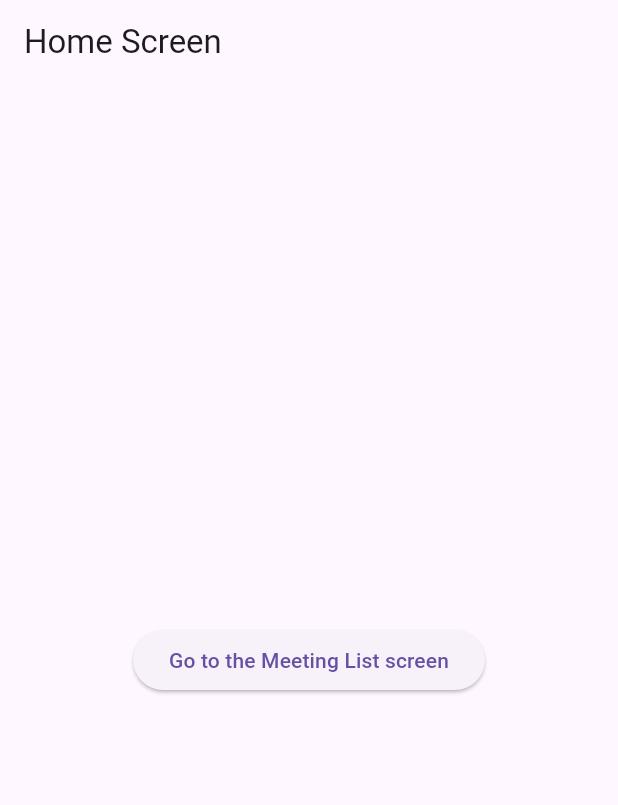
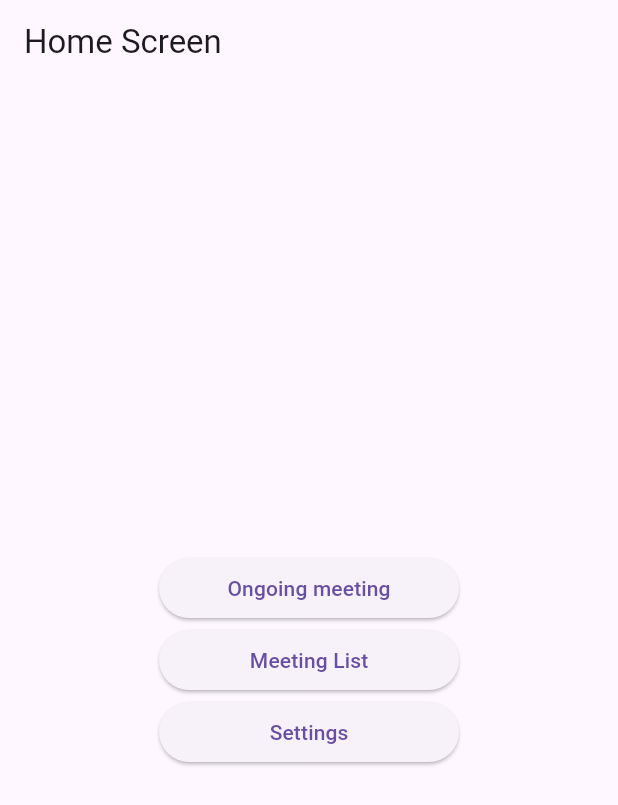
Before and after one commit to emilieweiss/meeting_counter, a Flutter app: the screen it shows after launch, on a phone screen of 412 x 824 dp. Shown: the top 805 px of the screen. Run offline on Flutter 3.47's test engine with Material 3 defaults, Android fonts, the phone set to English and light mode, and no system bars; our stand-ins replace go_router.

Commit message:
001-Setup-go-routing

```diff
--- a/lib/main.dart
+++ b/lib/main.dart
@@ -1,5 +1,4 @@
 import 'package:flutter/material.dart';
-import 'package:flutter_bloc/flutter_bloc.dart';
 import 'config/router.dart';
 
 void main() {
@@ -13,7 +12,7 @@ class MyApp extends StatelessWidget {
   Widget build(BuildContext context) {
     return MaterialApp.router(
       debugShowCheckedModeBanner: false,
-      routerConfig: router, // Brug GoRouter her
+      routerConfig: router,
     );
   }
 }
--- a/lib/presentation/screens/home_screen.dart
+++ b/lib/presentation/screens/home_screen.dart
@@ -2,16 +2,38 @@ import 'package:flutter/material.dart';
 import 'package:go_router/go_router.dart';
 
 class HomeScreen extends StatelessWidget {
-  const HomeScreen({Key? key}) : super(key: key);
+  const HomeScreen({super.key});
 
   @override
   Widget build(BuildContext context) {
     return Scaffold(
       appBar: AppBar(title: Text('Home Screen')),
       body: Center(
-        child: ElevatedButton(
-          onPressed: () => context.go('/meeting_list'),
-          child: Text('Go to the Meeting List screen'),
+        child: Column(
+          mainAxisAlignment: MainAxisAlignment.center,
+          children: [
+            SizedBox(
+              width: 200,
+              child: ElevatedButton(
+                onPressed: () => context.go('/ongoing_meeting'),
+                child: Text('Ongoing meeting'),
+              ),
+            ),
+            SizedBox(
+              width: 200,
+              child: ElevatedButton(
+                onPressed: () => context.go('/meeting_list'),
+                child: Text('Meeting List'),
+              ),
+            ),
+            SizedBox(
+              width: 200,
+              child: ElevatedButton(
+                onPressed: () => context.go('/settings'),
+                child: Text('Settings'),
+              ),
+            ),
+          ],
         ),
       ),
     );
```
Also changed, not shown: lib/presentation/screens/meeting_list_screen.dart (+8 -2 lines), lib/presentation/screens/ongoing_meeting_screen.dart (+8 -2 lines), lib/presentation/screens/settings_screen.dart (+8 -2 lines).
